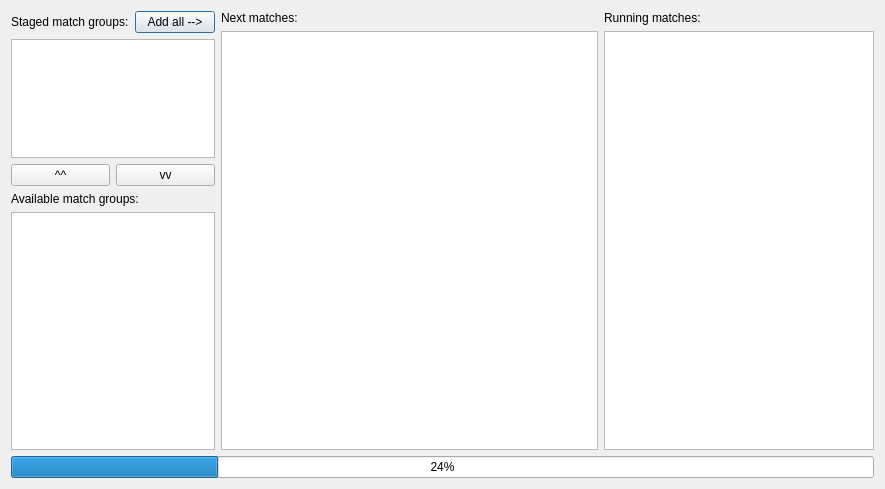
This is ui/ScheduleTabWidget.ui in probonopd/QTournament as Qt 5 draws it before an edit. The edited form follows.
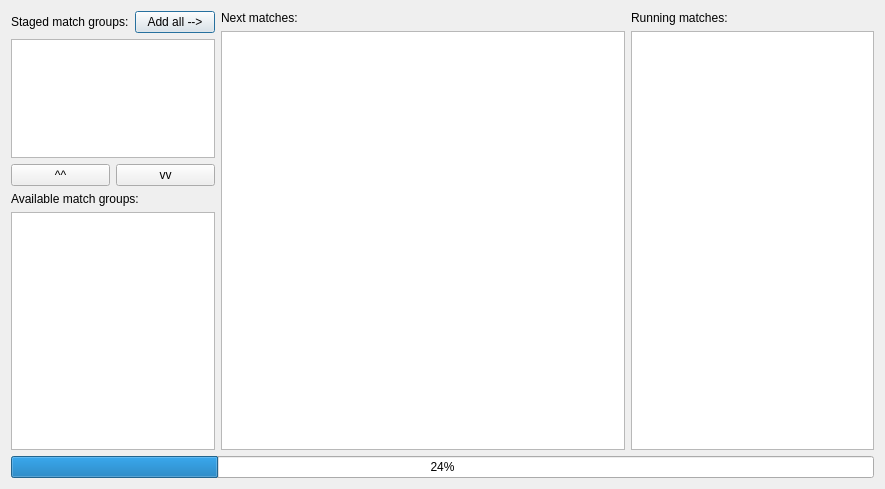
This is the edited form. Custom widgets are drawn as their Qt base class.

Commit message: Adapted the column widths in the scheduler tab to better accommodate German translations.

Patch:
```diff
--- a/ui/ScheduleTabWidget.ui
+++ b/ui/ScheduleTabWidget.ui
@@ -17,7 +17,7 @@
    <item>
     <layout class="QVBoxLayout" name="verticalLayout" stretch="5,0">
      <item>
-      <layout class="QHBoxLayout" name="horizontalLayout_5" stretch="2,7,5">
+      <layout class="QHBoxLayout" name="horizontalLayout_5" stretch="4,15,9">
        <item>
         <layout class="QVBoxLayout" name="verticalLayout_3">
          <item>
```
The commit also changes 4 other files.
